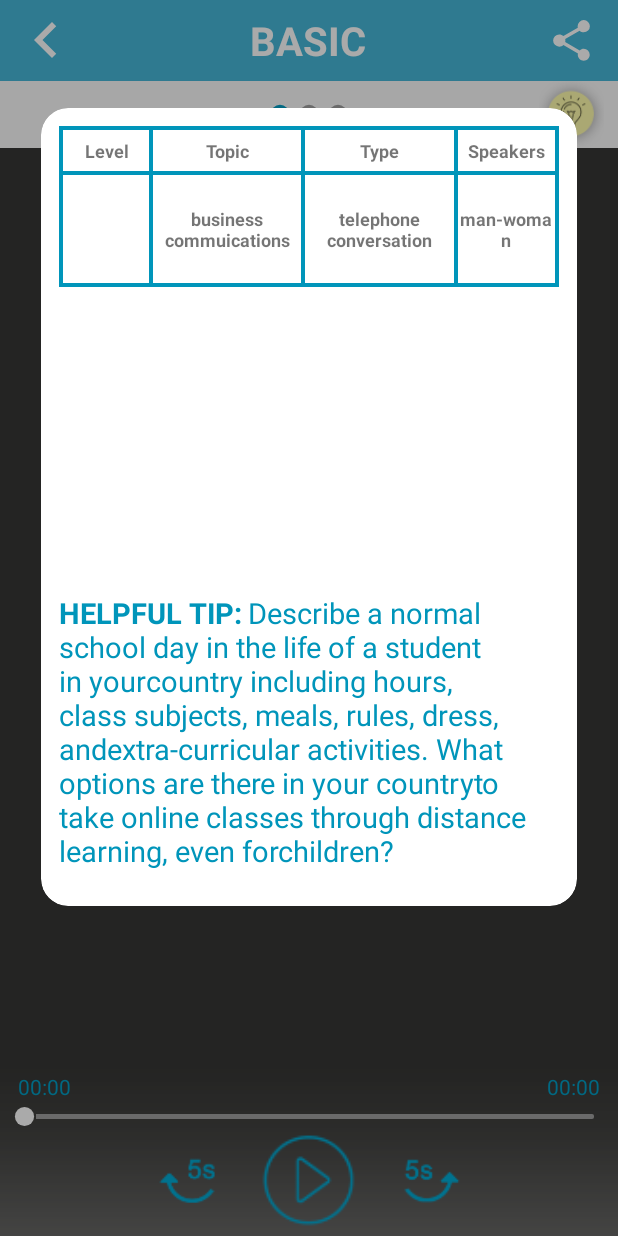
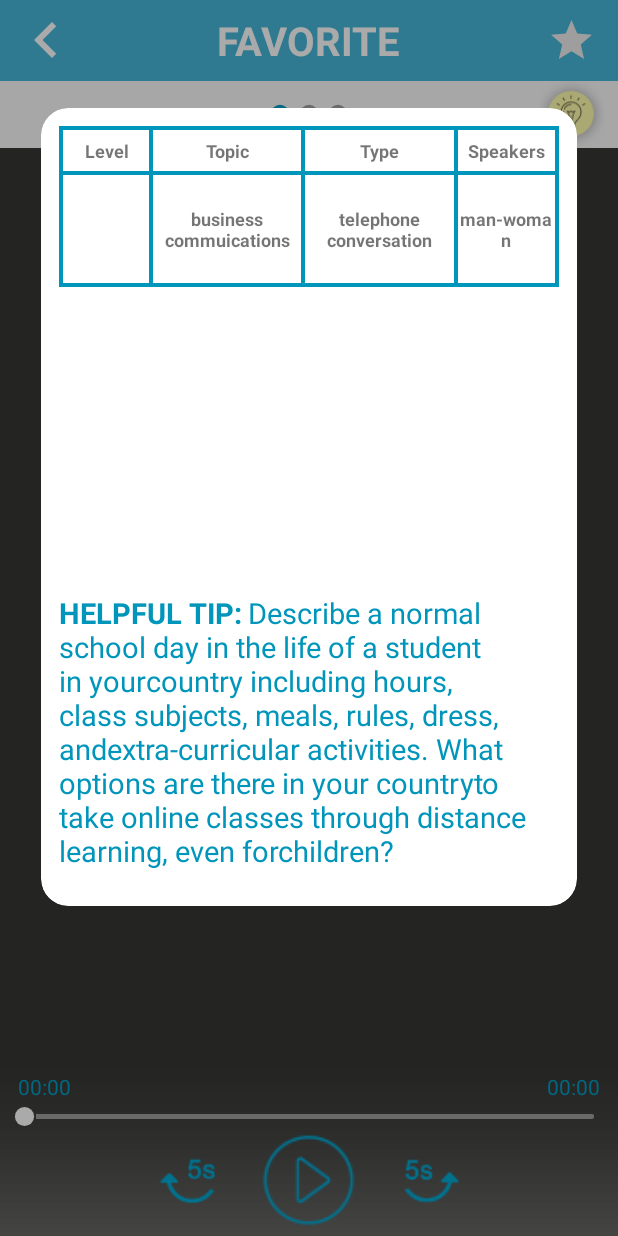
Before and after one commit to PikachuTeam/ESL, an Android app: the fragment QuizzeFragment shown on its own in the app's theme, after a tap on an icon or button, on a phone screen of 412 x 824 dp. Run offline under Robolectric (Android 15) with nearby library versions, the phone set to English and light mode, and no system bars; libraries missing offline, so code that uses them is left out: com.koushikdutta.async, com.koushikdutta.ion; pictures from the network do not load; 14 statements that could not run were skipped.

Commit message:
Favorite

```diff
--- a/app/src/main/java/essential/esl/data/Conversation.java
+++ b/app/src/main/java/essential/esl/data/Conversation.java
@@ -23,6 +23,8 @@ public class Conversation implements Serializable {
     public int isDownloaded;
     public int totalQuiz;
     public int score;
+    public int isFree;
+    public int isFavorite;
 
 
 }
--- a/app/src/main/java/essential/esl/ui/fragment/HomeFragment.java
+++ b/app/src/main/java/essential/esl/ui/fragment/HomeFragment.java
@@ -53,6 +53,10 @@ public class HomeFragment extends MyBaseFragment implements View.OnClickListener
                 case R.id.btn_Upgrade:
                     break;
                 case R.id.btn_share:
+                    FavoriteFragment favoriteFragment = new FavoriteFragment();
+                    replaceFragment(favoriteFragment, favoriteFragment.toString());
+                    MainActivity activity = (MainActivity) getActivity();
+                    activity.animHideLogo();
                     break;
             }
 
--- a/app/src/main/java/essential/esl/ui/fragment/QuizzeFragment.java
+++ b/app/src/main/java/essential/esl/ui/fragment/QuizzeFragment.java
@@ -13,6 +13,7 @@ import android.provider.Settings;
 import android.support.v4.view.PagerAdapter;
 import android.support.v4.view.ViewPager;
 import android.support.v7.app.AlertDialog;
+import android.text.method.ScrollingMovementMethod;
 import android.view.View;
 import android.view.ViewGroup;
 import android.widget.ImageView;
@@ -63,6 +64,7 @@ public class QuizzeFragment extends MyBaseFragment implements View.OnClickListen
     private boolean isSetUpAudio = false;
     private int downloadPercent = 0;
     private boolean isInApp = true;
+    private ImageView iconFavorite;
 
 
     @Override
@@ -155,18 +157,21 @@ public class QuizzeFragment extends MyBaseFragment implements View.OnClickListen
         tvDownload = (TextView) rootView.findViewById(R.id.tv_download);
         btnBackWard = (LinearLayout) rootView.findViewById(R.id.btn_backWard);
         btnForWard = (LinearLayout) rootView.findViewById(R.id.btn_forWard);
+        iconFavorite = (ImageView) rootView.findViewById(R.id.iv_share);
+        iconFavorite.setImageResource(R.drawable.star);
+
         seekBar = (SeekBar) rootView.findViewById(R.id.seekbar);
         tvDuration.setText(conversation.length);
         dots = new ArrayList<>();
         dots.add((ImageView) rootView.findViewById(R.id.dot1));
         dots.add((ImageView) rootView.findViewById(R.id.dot2));
         dots.add((ImageView) rootView.findViewById(R.id.dot3));
-        if (conversation.keyVocabulary.equals("")) {
+        if (conversation.script.equals("")) {
             dots.get(1).setVisibility(View.GONE);
             dots.remove(1);
         }
 
-        if (conversation.script.equals("")) {
+        if (conversation.keyVocabulary.equals("")) {
             dots.get(dots.size() - 1).setVisibility(View.GONE);
             dots.remove(dots.size() - 1);
         }
@@ -179,6 +184,15 @@ public class QuizzeFragment extends MyBaseFragment implements View.OnClickListen
 
         tvTitle = (TextView) rootView.findViewById(R.id.tv_title);
         tvTitle.setText(conversation.title);
+        tvTitle.setSelected(true);
+
+        if (conversation.isFavorite > 0) {
+            iconFavorite.setColorFilter(getResources().getColor(R.color.star1));
+        } else {
+            iconFavorite.setColorFilter(getResources().getColor(R.color.star2));
+        }
+
+
     }
 
     @Override
@@ -214,6 +228,16 @@ public class QuizzeFragment extends MyBaseFragment implements View.OnClickListen
                 activity.onBackPressed();
                 break;
             case R.id.btn_Share:
+                if (DataSource.getFavorite(conversation.id) == 0) {
+                    DataSource.setFavorite(conversation.id);
+                    iconFavorite.setColorFilter(getResources().getColor(R.color.star1));
+                    conversation.isFavorite = DataSource.getFavorite(conversation.id);
+                } else {
+                    DataSource.removeFavorite(conversation.id);
+                    iconFavorite.setColorFilter(getResources().getColor(R.color.star2));
+                    conversation.isFavorite = DataSource.getFavorite(conversation.id);
+
+                }
                 break;
             case R.id.btn_backWard:
                 seekBackward();
@@ -420,16 +444,14 @@ public class QuizzeFragment extends MyBaseFragment implements View.OnClickListen
             pages = new ArrayList<>();
             QuizzesPage quizzesPage = new QuizzesPage(fragment, activity, conversation.id);
             pages.add(quizzesPage);
+            if (!conversation.script.equals("")) {
+                DescriptionPage scriptPage = new DescriptionPage(fragment, activity, conversation.script, "Transcription");
+                pages.add(scriptPage);
+            }
             if (!conversation.keyVocabulary.equals("")) {
                 DescriptionPage keyVocabularyPage = new DescriptionPage(fragment, activity, conversation.keyVocabulary, "Key Vocabulary");
                 pages.add(keyVocabularyPage);
             }
-            if (!conversation.script.equals("")) {
-                DescriptionPage scriptPage = new DescriptionPage(fragment, activity, conversation.script, "Transcription");
-                pages.add(scriptPage);
-            }
-
-
         }
 
         @Override
--- a/app/src/main/java/essential/esl/widget/HelpfulTip.java
+++ b/app/src/main/java/essential/esl/widget/HelpfulTip.java
@@ -20,8 +20,7 @@ import essential.esl.data.Conversation;
 public class HelpfulTip implements View.OnClickListener {
     private ImageView btnTips, ivAvatar;
     private TextView tvLevel, tvTopic, tvType, tvSpeakers, tvTips;
-    private RelativeLayout background;
-    private CardView content;
+    private RelativeLayout background, btnHide;
     private MyBaseFragment fragment;
     private String SPACE = "                           ";
     private Conversation conversation;
@@ -54,12 +53,11 @@ public class HelpfulTip implements View.OnClickListener {
         ivAvatar = (ImageView) parentView.findViewById(R.id.imageAvatar);
         btnTips = (ImageView) parentView.findViewById(R.id.btn_Tips);
         background = (RelativeLayout) parentView.findViewById(R.id.background_tips);
-        content = (CardView) parentView.findViewById(R.id.tips_content);
+        btnHide = (RelativeLayout) parentView.findViewById(R.id.btn_Hide);
         scrollView = (RelativeLayout) parentView.findViewById(R.id.tips_parent);
 
-        background.setOnClickListener(this);
-        content.setOnClickListener(this);
         btnTips.setOnClickListener(this);
+        btnHide.setOnClickListener(this);
 
         tvLevel.setText(getLevel());
         tvType.setText(conversation.type);
@@ -79,10 +77,15 @@ public class HelpfulTip implements View.OnClickListener {
     @Override
     public void onClick(View v) {
         int id = v.getId();
-        if (id == R.id.btn_Tips) {
-            MyAnimation.animZoomWhenOnClick(v, this, 1, 1.1f, 1, 1.1f);
-            background.setVisibility(View.VISIBLE);
-        } else if (id == R.id.background_tips) background.setVisibility(View.GONE);
+        switch (id) {
+            case R.id.btn_Tips:
+                MyAnimation.animZoomWhenOnClick(v, this, 1, 1.1f, 1, 1.1f);
+                background.setVisibility(View.VISIBLE);
+                break;
+            case R.id.btn_Hide:
+                hideTips();
+                break;
+        }
     }
 
     public String getLevel() {
--- /dev/null
+++ b/app/src/main/res/drawable/star.xml
@@ -0,0 +1,8 @@
+<!-- drawable/star.xml -->
+<vector xmlns:android="http://schemas.android.com/apk/res/android"
+    android:height="28dp"
+    android:width="28dp"
+    android:viewportWidth="24"
+    android:viewportHeight="24">
+    <path android:fillColor="#fff" android:pathData="M12,17.27L18.18,21L16.54,13.97L22,9.24L14.81,8.62L12,2L9.19,8.62L2,9.24L7.45,13.97L5.82,21L12,17.27Z" />
+</vector>
--- a/app/src/main/res/layout/fragment_home.xml
+++ b/app/src/main/res/layout/fragment_home.xml
@@ -160,8 +160,8 @@
                     android:layout_height="wrap_content"
                     android:layout_alignParentRight="true"
                     android:layout_marginRight="@dimen/common_size_35"
-                    android:src="@drawable/share1"
-                    app:backgroundTint="@color/colorPrimaryDark"
+                    android:src="@drawable/star"
+                    app:backgroundTint="@color/colorPrimary"
                     app:fabSize="mini" />
             </RelativeLayout>
 
--- a/app/src/main/res/layout/fragment_quizze.xml
+++ b/app/src/main/res/layout/fragment_quizze.xml
@@ -10,7 +10,7 @@
         android:layout_height="match_parent">
 
         <LinearLayout
-            android:layout_width="match_parent"
+            android:layout_width="wrap_content"
             android:layout_height="match_parent"
             android:orientation="vertical">
 
--- a/app/src/main/res/layout/item_conversation.xml
+++ b/app/src/main/res/layout/item_conversation.xml
@@ -35,7 +35,12 @@
                 android:layout_height="wrap_content"
                 android:layout_marginLeft="@dimen/common_size_7"
                 android:layout_marginTop="@dimen/common_size_3"
+                android:ellipsize="marquee"
+                android:focusable="true"
+                android:focusableInTouchMode="true"
+                android:marqueeRepeatLimit="marquee_forever"
                 android:maxLines="2"
+                android:scrollHorizontally="true"
                 android:text="A Day School"
                 android:textSize="@dimen/common_text_size_18" />
 
--- a/app/src/main/res/layout/my_toolbar.xml
+++ b/app/src/main/res/layout/my_toolbar.xml
@@ -33,10 +33,16 @@
 
             <TextView
                 android:id="@+id/tv_title"
-                android:layout_width="wrap_content"
+                android:layout_width="match_parent"
                 android:layout_height="wrap_content"
-                android:maxLines="1"
-                android:text="@string/basic"
+                android:ellipsize="marquee"
+                android:focusable="true"
+                android:focusableInTouchMode="true"
+                android:gravity="center"
+                android:marqueeRepeatLimit="marquee_forever"
+                android:singleLine="true"
+                android:scrollHorizontally="true"
+                android:text="@string/favorite"
                 android:textColor="@color/white"
                 android:textSize="@dimen/common_text_size_22"
                 android:textStyle="bold" />
@@ -50,6 +56,7 @@
             android:gravity="center">
 
             <ImageView
+                android:id="@+id/iv_share"
                 android:layout_width="@dimen/common_size_27"
                 android:layout_height="@dimen/common_size_27"
                 android:src="@drawable/share" />
--- a/app/src/main/res/layout/widget_tips.xml
+++ b/app/src/main/res/layout/widget_tips.xml
@@ -6,14 +6,18 @@
     android:layout_height="match_parent"
     android:background="@color/background_tips"
     android:orientation="vertical"
+
+    android:visibility="gone">
+
+    <RelativeLayout
+        android:layout_width="match_parent"
+        android:layout_height="match_parent"
         android:paddingBottom="@dimen/common_size_80"
         android:paddingLeft="@dimen/common_size_23"
         android:paddingRight="@dimen/common_size_23"
-    android:paddingTop="@dimen/common_size_60"
-    android:visibility="gone">
+        android:paddingTop="@dimen/common_size_60">
 
         <android.support.v7.widget.CardView
-        android:id="@+id/tips_content"
             android:layout_width="match_parent"
             android:layout_height="wrap_content"
             app:cardCornerRadius="@dimen/common_size_15"
@@ -64,7 +68,6 @@
                                 android:background="@color/white"
                                 android:gravity="center"
                                 android:text="easy"
-                            android:textIsSelectable="true"
 
                                 android:textSize="@dimen/common_text_size_10"
                                 android:textStyle="bold" />
@@ -99,7 +102,6 @@
                                 android:gravity="center"
                                 android:text="business commuications"
 
-                            android:textIsSelectable="true"
                                 android:textSize="@dimen/common_text_size_10"
                                 android:textStyle="bold" />
                         </LinearLayout>
@@ -132,7 +134,6 @@
                                 android:gravity="center"
 
                                 android:text="telephone conversation"
-                            android:textIsSelectable="true"
                                 android:textSize="@dimen/common_text_size_10"
                                 android:textStyle="bold" />
                         </LinearLayout>
@@ -164,7 +165,6 @@
                                 android:background="@color/white"
                                 android:gravity="center"
                                 android:text="man-woman"
-                            android:textIsSelectable="true"
 
                                 android:textSize="@dimen/common_text_size_10"
                                 android:textStyle="bold" />
@@ -207,7 +207,6 @@
                             android:scrollbars="none"
                             android:text="                           Describe a normal school day in the life of a student in yourcountry including hours, class subjects, meals, rules, dress, andextra-curricular activities. What options are there in your countryto take online classes through distance learning, even forchildren?"
                             android:textColor="@color/primary_text"
-                        android:textIsSelectable="true"
                             android:textSize="@dimen/common_text_size_16" />
 
                     </RelativeLayout>
@@ -216,3 +215,9 @@
             </ScrollView>
         </android.support.v7.widget.CardView>
     </RelativeLayout>
+
+    <RelativeLayout
+        android:id="@+id/btn_Hide"
+        android:layout_width="match_parent"
+        android:layout_height="match_parent"></RelativeLayout>
+</RelativeLayout>
--- a/app/src/main/res/values/colors.xml
+++ b/app/src/main/res/values/colors.xml
@@ -20,4 +20,6 @@
     <color name="background_tips">#55000000</color>
     <color name="primary_text">#0095ba</color>
     <color name="background_quizze">#363634</color>
+    <color name="star1">#ffff00</color>
+    <color name="star2">#ececec</color>F
 </resources>
--- a/app/src/main/res/values/strings.xml
+++ b/app/src/main/res/values/strings.xml
@@ -2,6 +2,7 @@
     <string name="app_name">ESL</string>
     <string name="english_second_language">ENGLISH SECOND LANGUAGE</string>
     <string name="basic">BASIC</string>
+    <string name="favorite">FAVORITE</string>
     <string name="general">GENERAL</string>
     <string name="academy">ACADEMY</string>
     <string name="press_again_to_exit">Press again to exit!</string>
```
Also changed, not shown: app/src/main/java/essential/esl/data/DataSource.java (+109 -6 lines), app/src/main/java/essential/esl/ui/fragment/ConverStationsFragment.java (+12 -3 lines), app/src/main/java/essential/esl/ui/fragment/FavoriteFragment.java (added, +154 -0 lines), app/src/main/java/essential/esl/ui/page/LevelPage.java (+11 -0 lines), app/src/main/res/drawable/star2.xml (added, +8 -0 lines), app/src/main/res/layout/fragment_favorite.xml (added, +16 -0 lines). Lines whose indentation alone changed are shown as unchanged.
